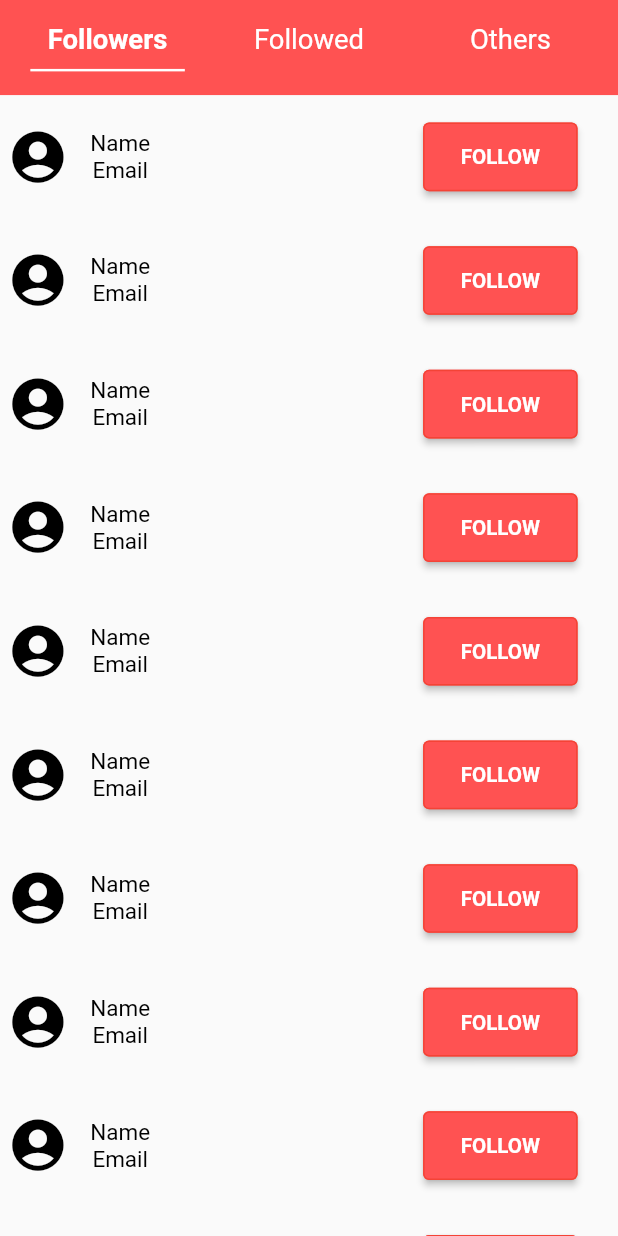
After one commit to waliseddiqi/Tongue-Out-Mobile, a Flutter app: the FollowersPage screen opened directly, on a phone screen of 412 x 824 dp. The commit adds this screen. Run offline on Flutter 3.47's test engine with Material 2 defaults, Android fonts, the phone set to English and light mode, and no system bars; our stand-ins replace flutter_svg, stacked.

Commit message:
home page added with drawer bar and followers page

```diff
--- /dev/null
+++ b/tongueout/lib/UI/FollowPages/followersPage.dart
@@ -0,0 +1,158 @@
+import 'package:flutter/material.dart';
+import 'package:stacked/stacked.dart';
+import 'package:tongueout/viewModels/followViewModels/follow_view_model.dart';
+
+class FollowersPage extends StatelessWidget{
+  @override
+  Widget build(BuildContext context) {
+    Size size = MediaQuery.of(context).size;
+    return SafeArea(
+      child: Scaffold(
+
+        body:  ViewModelBuilder<FollowViewModel>.reactive(
+            viewModelBuilder: () => FollowViewModel(),
+
+         builder: (context, model, child) =>
+           Center(
+            child:Column(
+              children: [
+
+                 Material(
+                   color: Theme.of(context).primaryColor,
+                   child: Container(
+                     height: size.height/13,
+                                 child: Padding(
+                    padding:  EdgeInsets.all(size.height/180),
+                    child: Row(
+                      crossAxisAlignment: CrossAxisAlignment.end,
+                      mainAxisAlignment: MainAxisAlignment.spaceAround,
+                        children: [
+                          TabBarItems("Followers",0),
+                           TabBarItems("Followed",1),
+                            TabBarItems("Others",2)
+                        ],
+                    ),
+                                 ),
+                                 ),
+                 ),
+                 Expanded(
+                   child: Container(
+
+
+                    child:ListView.builder(
+                      itemCount: 30,
+                      itemExtent: size.height/10,
+                      itemBuilder: (context,index)=>FollowersListItem()),
+                   ),
+                 )
+              ],
+            ) ,
+          ),
+        ),
+      ),
+    );
+  }
+
+
+}
+
+
+class TabBarItems extends ViewModelWidget<FollowViewModel>{
+  final String text;
+  final int index;
+  TabBarItems(this.text,this.index);
+  @override
+  Widget build(BuildContext context,FollowViewModel model) {
+    Size size = MediaQuery.of(context).size;
+
+    return InkWell(
+      onTap: (){
+        model.setCurrentIndex(index);
+
+      },
+      child: Center(
+        child: Column(
+          mainAxisAlignment: MainAxisAlignment.center,
+          children: [
+            Padding(padding: EdgeInsets.all(size.height/180),
+            child: Text(text,style: TextStyle(fontSize: size.height/45,color: Colors.white,fontWeight: model.getCurrentIndex==index?FontWeight.w600:FontWeight.normal),),
+            ),
+            Padding(
+              padding: EdgeInsets.all(size.height/180),
+              child: Container(
+                color:model.getCurrentIndex==index?Colors.white:Theme.of(context).primaryColor,
+                width: size.width/4,
+                height: size.height/500,
+
+              ),
+            )
+          ],
+        ),
+      ),
+    );
+  }
+
+}
+
+
+
+
+
+
+class FollowersListItem extends StatelessWidget{
+  @override
+  Widget build(BuildContext context) {
+    Size size = MediaQuery.of(context).size;
+
+    return Container(
+
+      child: Padding(
+        padding:  EdgeInsets.all(size.height/180),
+        child: Row(
+
+          children: [
+            Icon(Icons.account_circle,color: Colors.black,size: size.height/20,),
+            Container(
+
+              width: size.width/6,
+
+              child: Padding(padding: EdgeInsets.all(size.height/180),
+              child: Column(
+                mainAxisAlignment: MainAxisAlignment.center,
+                children: [
+                  Text("Name",style: TextStyle(fontSize: size.height/55,color: Colors.black),),
+                Text("Email",style: TextStyle(fontSize: size.height/55,color: Colors.black),),
+
+                ],
+              ),
+              )
+            ),
+            SizedBox(width: size.width/2.6,),
+                     Padding(
+
+                     padding:EdgeInsets.all(size.height/90),
+              child: SizedBox(
+                height: size.height/18,
+                width: size.width/4,
+                child: ElevatedButton(
+                style: ElevatedButton.styleFrom(
+                primary: Theme.of(context).primaryColor,
+
+                side: BorderSide(width: 1, color: Colors.red,)
+                ),
+                onPressed: (){
+                 // Navigator.push(context, CupertinoPageRoute(builder: (context)=>HomePage()));
+                }, child: Center(child: Text("FOLLOW",style: TextStyle(fontSize: size.height/60,color:Colors.white,fontWeight: FontWeight.w600),),)),
+              ),
+              ),
+
+          ],
+        ),
+      ),
+    );
+  }
+
+
+
+
+}
--- a/tongueout/lib/UI/login/loginMain.dart
+++ b/tongueout/lib/UI/login/loginMain.dart
@@ -2,6 +2,7 @@ import 'package:flutter/cupertino.dart';
 import 'package:flutter/material.dart';
 import 'package:flutter_svg/flutter_svg.dart';
 import 'package:stacked/stacked.dart';
+import 'package:tongueout/UI/homepage/homePage.dart';
 import 'package:tongueout/viewModels/login_view_model.dart';
 import 'package:tongueout/viewModels/registerViewModels/register_main_view_model.dart';
 
@@ -66,7 +67,7 @@ class LoginMainPage extends StatelessWidget{
                 side: BorderSide(width: 1, color: Colors.red,)
                 ),
                 onPressed: (){
-                  Navigator.push(context, CupertinoPageRoute(builder: (context)=>LoginMainPage()));
+                  Navigator.push(context, CupertinoPageRoute(builder: (context)=>HomePage()));
                 }, child: Center(child: Text("LOGIN",style: TextStyle(fontSize: size.height/60,color:Colors.white,fontWeight: FontWeight.w600),),)),
               ),
               ),
--- a/tongueout/lib/main.dart
+++ b/tongueout/lib/main.dart
@@ -26,7 +26,8 @@ class MyApp extends StatelessWidget {
       debugShowCheckedModeBanner: false,
       theme: ThemeData(
 
-        primarySwatch: getColor(Color(0xffff5252)),
+        primaryColor: getColor(Color(0xffff5252)),
+        primarySwatch:  getColor(Color(0xffff5252)),
       ),
       home:MainPageLoginOrRegister()
     );
--- /dev/null
+++ b/tongueout/lib/viewModels/followViewModels/follow_view_model.dart
@@ -0,0 +1,17 @@
+import 'package:stacked/stacked.dart';
+
+class FollowViewModel extends BaseViewModel{
+
+  int _currentIndex  = 0;
+
+int  get getCurrentIndex => _currentIndex;
+
+
+void setCurrentIndex(int value){
+  _currentIndex = value;
+  notifyListeners();
+}
+
+
+
+}
--- a/tongueout/pubspec.yaml
+++ b/tongueout/pubspec.yaml
@@ -50,6 +50,7 @@ flutter:
   # To add assets to your application, add an assets section, like this:
   assets:
   - assets/images/
+  - assets/Icons/
   #   - images/a_dot_ham.jpeg
 
   # An image asset can refer to one or more resolution-specific "variants", see
```
Also changed, not shown: tongueout/lib/UI/components/drawerBar.dart (added, +76 -0 lines), tongueout/lib/UI/homepage/homePage.dart (added, +20 -0 lines), tongueout/assets/Icons/home.svg (added), tongueout/assets/Icons/questions.svg (added), tongueout/assets/Icons/settings.svg (added).
